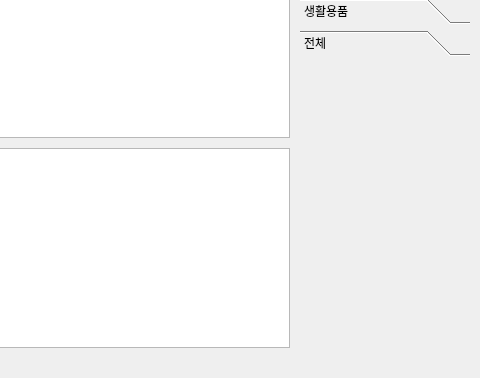
Before: the Qt Designer form Qt/view/normalorderform.ui in hahahowon/3nd_Mini, drawn with Qt 5; both pictures show x 320 to 800 and y 172 to 550 of the 800 by 550 pixel window.
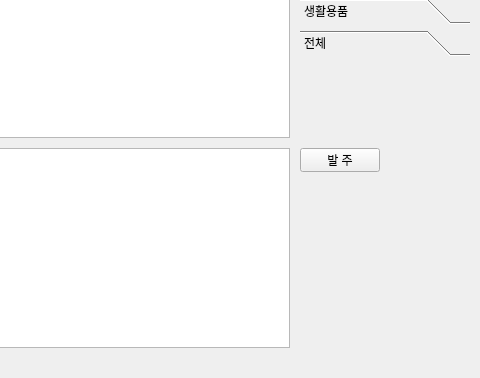
After: the same form once the commit is applied.

Commit message: Add: order button & ordered product class & QMap

Diff of the .ui file:
```diff
--- a/Qt/view/normalorderform.ui
+++ b/Qt/view/normalorderform.ui
@@ -224,6 +224,19 @@
     </attribute>
    </widget>
   </widget>
+  <widget class="QPushButton" name="orderButton">
+   <property name="geometry">
+    <rect>
+     <x>620</x>
+     <y>320</y>
+     <width>80</width>
+     <height>24</height>
+    </rect>
+   </property>
+   <property name="text">
+    <string>발 주</string>
+   </property>
+  </widget>
  </widget>
  <resources/>
  <connections/>
```
The commit also changes 125 other files.
